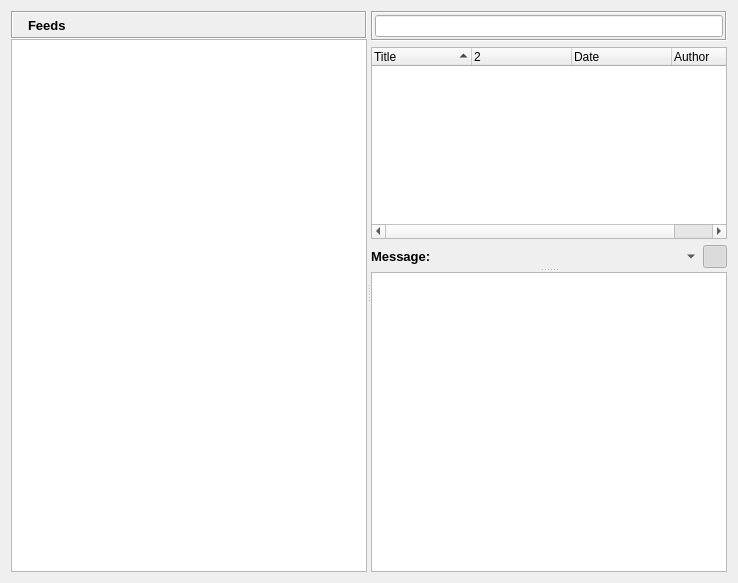
Qt form plugins/FeedReader/gui/FeedReaderDialog.ui (RetroShare/RetroShare) before a commit.
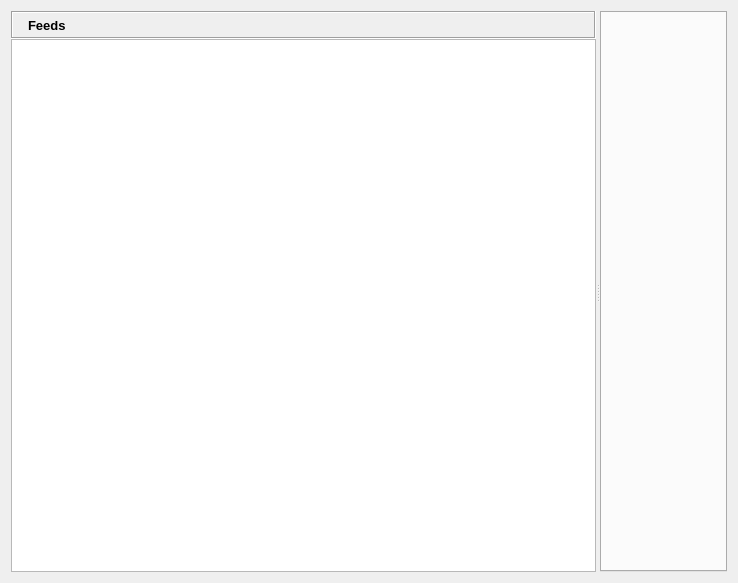
The same form after that commit. Icons and pictures are not drawn. Custom widgets are drawn as their Qt base class.

Commit message: FeedReader: - switched to tabbed ui - load/save open folders

Patch:
```diff
--- a/plugins/FeedReader/gui/FeedReaderDialog.ui
+++ b/plugins/FeedReader/gui/FeedReaderDialog.ui
@@ -113,171 +113,13 @@
        </item>
       </layout>
      </widget>
-     <widget class="QSplitter" name="msgSplitter">
-      <property name="orientation">
-       <enum>Qt::Vertical</enum>
+     <widget class="QTabWidget" name="messageTabWidget">
+      <property name="tabsClosable">
+       <bool>true</bool>
       </property>
-      <widget class="QWidget" name="layoutWidget">
-       <layout class="QGridLayout" name="msgFrame">
-        <item row="1" column="0">
-         <widget class="QFrame" name="toolBarFrame">
-          <property name="frameShape">
-           <enum>QFrame::Box</enum>
-          </property>
-          <property name="frameShadow">
-           <enum>QFrame::Sunken</enum>
-          </property>
-          <layout class="QHBoxLayout" name="horizontalLayout_5">
-           <property name="margin">
-            <number>2</number>
-           </property>
-           <item>
-            <widget class="LineEditClear" name="filterLineEdit">
-             <property name="toolTip">
-              <string>Search forums</string>
-             </property>
-            </widget>
-           </item>
-          </layout>
-         </widget>
-        </item>
-        <item row="3" column="0">
-         <widget class="QTreeWidget" name="msgTreeWidget">
-          <property name="font">
-           <font>
-            <pointsize>9</pointsize>
-           </font>
-          </property>
-          <property name="contextMenuPolicy">
-           <enum>Qt::CustomContextMenu</enum>
-          </property>
-          <property name="editTriggers">
-           <set>QAbstractItemView::NoEditTriggers</set>
-          </property>
-          <property name="selectionMode">
-           <enum>QAbstractItemView::ExtendedSelection</enum>
-          </property>
-          <property name="sortingEnabled">
-           <bool>true</bool>
-          </property>
-          <property name="allColumnsShowFocus">
-           <bool>true</bool>
-          </property>
-          <column>
-           <property name="text">
-            <string>Title</string>
-           </property>
-          </column>
-          <column>
-           <property name="text">
-            <string/>
-           </property>
-           <property name="icon">
-            <iconset resource="../../../retroshare-gui/src/gui/images.qrc">
-             <normaloff>:/images/message-state-header.png</normaloff>:/images/message-state-header.png</iconset>
-           </property>
-          </column>
-          <column>
-           <property name="text">
-            <string>Date</string>
-           </property>
-          </column>
-          <column>
-           <property name="text">
-            <string>Author</string>
-           </property>
-          </column>
-         </widget>
-        </item>
-        <item row="4" column="0">
-         <layout class="QHBoxLayout" name="horizontalLayout_3">
-          <item>
-           <widget class="QLabel" name="msgLabel">
-            <property name="sizePolicy">
-             <sizepolicy hsizetype="Fixed" vsizetype="Preferred">
-              <horstretch>0</horstretch>
-              <verstretch>0</verstretch>
-             </sizepolicy>
-            </property>
-            <property name="font">
-             <font>
-              <pointsize>10</pointsize>
-              <weight>75</weight>
-              <bold>true</bold>
-             </font>
-            </property>
-            <property name="text">
-             <string>Message:</string>
-            </property>
-           </widget>
-          </item>
-          <item>
-           <widget class="QLabel" name="msgTitle">
-            <property name="wordWrap">
-             <bool>true</bool>
-            </property>
-            <property name="textInteractionFlags">
-             <set>Qt::LinksAccessibleByMouse|Qt::TextSelectableByMouse</set>
-            </property>
-           </widget>
-          </item>
-          <item>
-           <widget class="QToolButton" name="linkButton">
-            <property name="icon">
-             <iconset resource="FeedReader_images.qrc">
-              <normaloff>:/images/Link.png</normaloff>:/images/Link.png</iconset>
-            </property>
-            <property name="popupMode">
-             <enum>QToolButton::MenuButtonPopup</enum>
-            </property>
-            <property name="autoRaise">
-             <bool>true</bool>
-            </property>
-           </widget>
-          </item>
-          <item>
-           <widget class="QPushButton" name="expandButton">
-            <property name="maximumSize">
-             <size>
-              <width>24</width>
-              <height>24</height>
-             </size>
-            </property>
-            <property name="focusPolicy">
-             <enum>Qt::NoFocus</enum>
-            </property>
-            <property name="text">
-             <string/>
-            </property>
-            <property name="icon">
-             <iconset resource="../../../retroshare-gui/src/gui/images.qrc">
-              <normaloff>:/images/edit_remove24.png</normaloff>:/images/edit_remove24.png</iconset>
-            </property>
-            <property name="checkable">
-             <bool>true</bool>
-            </property>
-            <property name="checked">
-             <bool>true</bool>
-            </property>
-           </widget>
-          </item>
-         </layout>
-        </item>
-       </layout>
-      </widget>
-      <widget class="LinkTextBrowser" name="msgText">
-       <property name="sizePolicy">
-        <sizepolicy hsizetype="Expanding" vsizetype="Expanding">
-         <horstretch>0</horstretch>
-         <verstretch>10</verstretch>
-        </sizepolicy>
-       </property>
-       <property name="font">
-        <font>
-         <pointsize>9</pointsize>
-        </font>
-       </property>
-      </widget>
+      <property name="movable">
+       <bool>true</bool>
+      </property>
      </widget>
     </widget>
    </item>
@@ -285,14 +127,9 @@
  </widget>
  <customwidgets>
   <customwidget>
-   <class>LineEditClear</class>
-   <extends>QLineEdit</extends>
-   <header>gui/common/LineEditClear.h</header>
-  </customwidget>
-  <customwidget>
-   <class>LinkTextBrowser</class>
-   <extends>QTextBrowser</extends>
-   <header>gui/common/LinkTextBrowser.h</header>
+   <class>RSTreeWidget</class>
+   <extends>QTreeWidget</extends>
+   <header>gui/common/RSTreeWidget.h</header>
   </customwidget>
  </customwidgets>
  <resources>
```
Left out of the diff: 3 changed lines with no effect on the pictures. The commit also changes 6 other files.
